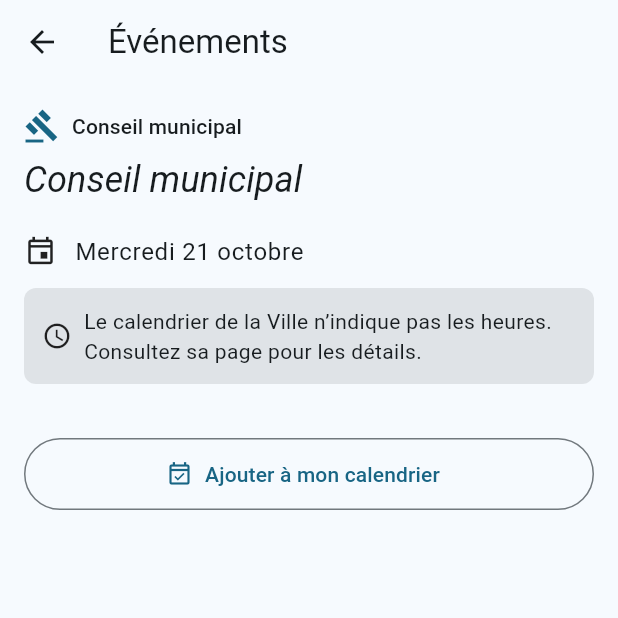
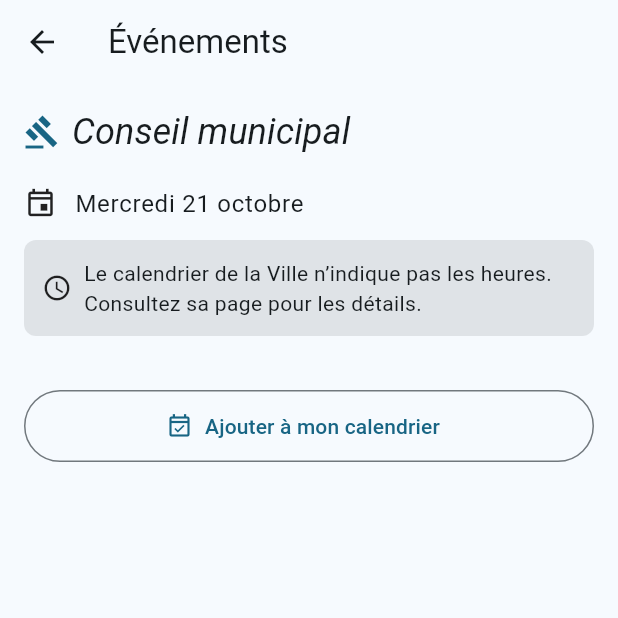
Before and after one commit to Petenid/temiscaming-app, a Flutter app: the EventDetailScreen screen opened directly with empty values, on a phone screen of 412 x 824 dp, the top half of it. Run offline on Flutter 3.47's test engine with Material 3 defaults, Android fonts, the phone set to English and light mode, and no system bars; our stand-ins replace cloud_firestore, firebase_core, firebase_messaging, flutter_local_notifications, shared_preferences, timezone; missing offline and left inert: add_2_calendar; accounts and stored records are empty; generated files the repository leaves out were written again.

Commit message:
Events: say the category once on untitled events
Found in the screenshot review: an untitled event (spec D3) showed
"Town council" twice, as its italic title and again in the line under it
(list) or the label above it (detail). The category is now said once.

Co-Authored-By: Claude Opus 5.5 <noreply@anthropic.com>
Claude-Session: https://claude.ai/code/session_01Y7rVPq6S1ikpPmZHDJZWvu

```diff
--- a/lib/events/event_detail_screen.dart
+++ b/lib/events/event_detail_screen.dart
@@ -64,18 +64,29 @@ class EventDetailScreen extends StatelessWidget {
               ),
               const SizedBox(height: 16),
             ],
+            // The category above the title; an untitled event (spec D3) shows
+            // the category as its title, so it isn't said twice.
             Row(
               children: [
                 CategoryIcon(event.category, size: 24),
                 const SizedBox(width: 8),
-                Expanded(child: Text(categoryName(l10n, event.category), style: textTheme.labelLarge)),
+                Expanded(
+                  child: event.isUntitled
+                      ? Semantics(
+                          header: true,
+                          child: EventTitle(event: event, language: language, style: textTheme.headlineSmall),
+                        )
+                      : Text(categoryName(l10n, event.category), style: textTheme.labelLarge),
+                ),
               ],
             ),
-            const SizedBox(height: 8),
-            Semantics(
-              header: true,
-              child: EventTitle(event: event, language: language, style: textTheme.headlineSmall),
-            ),
+            if (!event.isUntitled) ...[
+              const SizedBox(height: 8),
+              Semantics(
+                header: true,
+                child: EventTitle(event: event, language: language, style: textTheme.headlineSmall),
+              ),
+            ],
             const SizedBox(height: 16),
             _Fact(icon: Icons.event_outlined, text: formatEventDates(context, event)),
             if (place.isNotEmpty) _Fact(icon: Icons.place_outlined, text: place),
--- a/lib/events/events_screen.dart
+++ b/lib/events/events_screen.dart
@@ -130,7 +130,8 @@ class _EventTile extends StatelessWidget {
     final l10n = AppLocalizations.of(context);
     final place = event.place(language);
     final details = [
-      categoryName(l10n, event.category),
+      // An untitled event already shows the category as its title (spec D3).
+      if (!event.isUntitled) categoryName(l10n, event.category),
       if (event.isMultiDay) formatDayRange(context, event.startsOn, event.endsOn),
       if (place.isNotEmpty) place,
     ];
```
Also changed, not shown: 1 other file.
